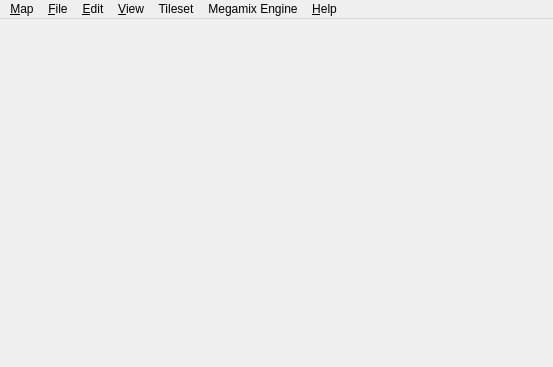
This is src/tiled/mainwindow.ui in MightyPrinny/TiledGMS14ME as Qt 5 draws it before an edit. The edited form follows.
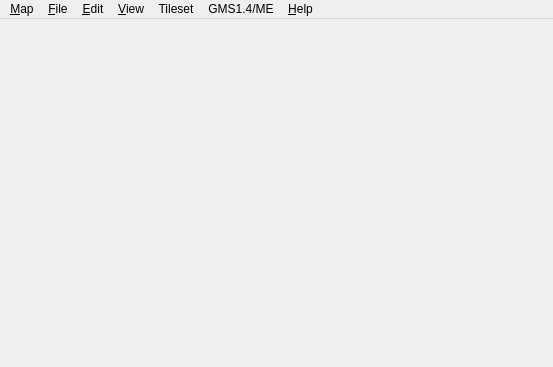
This is the edited form. Icons and pictures are not drawn.

Commit message: Renamed MegamixEngine menu to GMS1.4/ME

```diff
--- a/src/tiled/mainwindow.ui
+++ b/src/tiled/mainwindow.ui
@@ -182,7 +182,7 @@
    </widget>
    <widget class="QMenu" name="menuMegamix_Engine">
     <property name="title">
-     <string>Megamix Engine</string>
+     <string>GMS1.4/ME</string>
     </property>
     <addaction name="actionRun"/>
     <addaction name="actionAddMusic"/>
```
The commit also changes 2 other files.
